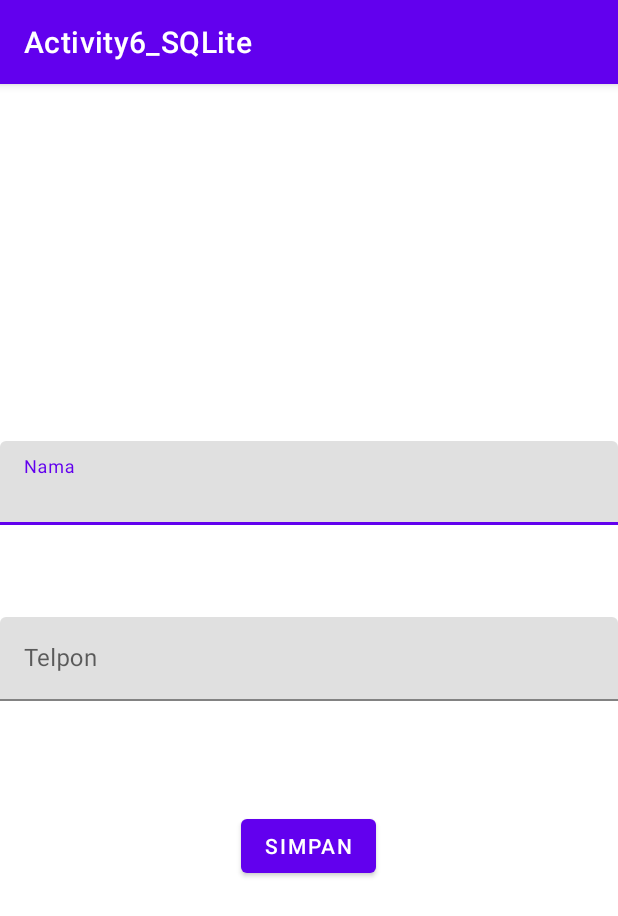
After one commit to dhiastii/Activity_8_PAM, an Android app: the TambahTeman screen opened directly, with no data from a screen before it, on a phone screen of 412 x 824 dp. The commit adds this screen. Shown: the top 916 px of the screen. Run offline under Robolectric (Android 15) with nearby library versions, the phone set to English and light mode, and no system bars; our stand-ins replace Volley; network calls fail.

Commit message:
Activity 8 Menyimpan data dan membaca data menggunakan database MySQL

```diff
--- a/app/build.gradle
+++ b/app/build.gradle
@@ -32,6 +32,8 @@ dependencies {
     implementation 'androidx.appcompat:appcompat:1.4.1'
     implementation 'com.google.android.material:material:1.5.0'
     implementation 'androidx.constraintlayout:constraintlayout:2.1.3'
+    implementation 'com.android.volley:volley:1.2.0'
+    implementation 'com.android.volley:volley:1.2.1'
     testImplementation 'junit:junit:4.13.2'
     androidTestImplementation 'androidx.test.ext:junit:1.1.3'
     androidTestImplementation 'androidx.test.espresso:espresso-core:3.4.0'
--- /dev/null
+++ b/app/src/main/java/com/example/activity6_sqlite/TambahTeman.java
@@ -0,0 +1,95 @@
+package com.example.activity6_sqlite;
+
+import androidx.appcompat.app.AppCompatActivity;
+
+import android.os.Bundle;
+import android.util.Log;
+import android.view.View;
+import android.widget.Button;
+import android.widget.EditText;
+import android.widget.Toast;
+
+import com.android.volley.Request;
+import com.android.volley.RequestQueue;
+import com.android.volley.Response;
+import com.android.volley.VolleyError;
+import com.android.volley.toolbox.StringRequest;
+import com.android.volley.toolbox.Volley;
+
+import org.json.JSONException;
+import org.json.JSONObject;
+
+import java.util.HashMap;
+import java.util.Map;
+
+public class TambahTeman extends AppCompatActivity {
+
+    private EditText editNama, editTelpon;
+    private Button simpanBtn;
+    String nm, tlp;
+    int succes;
+
+    private static String url_insert = "http://10.0.2.2/umyTI/tambahtm.php";
+    private static final String TAG = TambahTeman.class.getSimpleName();
+    private static final String TAG_SUCCES = "succes";
+
+    @Override
+    protected void onCreate(Bundle savedInstanceState) {
+        super.onCreate(savedInstanceState);
+        setContentView(R.layout.activity_tambah_teman);
+
+        editNama = findViewById(R.id.edNama);
+        editTelpon = findViewById(R.id.edTelpon);
+        simpanBtn = findViewById(R.id.btnSimpan);
+
+        simpanBtn.setOnClickListener(new View.OnClickListener() {
+            @Override
+            public void onClick(View view) {
+                SimpanData();
+            }
+        });
+    }
+
+    public void SimpanData() {
+        if (editNama.getText().toString().equals("") || editTelpon.getText().toString().equals("")) {
+            Toast.makeText(TambahTeman.this, "Semua harus diisi data", Toast.LENGTH_SHORT).show();
+        } else {
+            nm = editNama.getText().toString();
+            tlp = editTelpon.getText().toString();
+
+            RequestQueue requestQueue = Volley.newRequestQueue(getApplicationContext());
+            StringRequest strReq = new StringRequest(Request.Method.POST, url_insert, new Response.Listener<String>() {
+                @Override
+                public void onResponse(String response) {
+                    Log.d(TAG, "Response : " + response.toString());
+                    try {
+                        JSONObject jObj = new JSONObject(response);
+                        succes = jObj.getInt(TAG_SUCCES);
+                        if (succes == 1) {
+                            Toast.makeText(TambahTeman.this, "Sukses simpan data", Toast.LENGTH_SHORT).show();
+                        } else {
+                            Toast.makeText(TambahTeman.this, "Gagal", Toast.LENGTH_SHORT).show();
+                        }
+                    } catch (JSONException e) {
+                        e.printStackTrace();
+                    }
+                }
+            }, new Response.ErrorListener() {
+                @Override
+                public void onErrorResponse(VolleyError error) {
+                    Log.e(TAG, "Error : " + error.getMessage());
+                    Toast.makeText(TambahTeman.this, "Gagal simpan data", Toast.LENGTH_SHORT).show();
+                }
+            }) {
+                @Override
+                protected Map<String, String> getParams() {
+                    Map<String, String> params = new HashMap<>();
+                    params.put("nama", nm);
+                    params.put("telpon", tlp);
+                    return params;
+                }
+            };
+            requestQueue.add(strReq);
+        }
+    }
+}
--- /dev/null
+++ b/app/src/main/res/layout/activity_tambah_teman.xml
@@ -0,0 +1,58 @@
+<?xml version="1.0" encoding="utf-8"?>
+<androidx.constraintlayout.widget.ConstraintLayout xmlns:android="http://schemas.android.com/apk/res/android"
+    xmlns:app="http://schemas.android.com/apk/res-auto"
+    xmlns:tools="http://schemas.android.com/tools"
+    android:layout_width="match_parent"
+    android:layout_height="match_parent"
+    tools:context=".TambahTeman">
+
+    <Button
+        android:id="@+id/btnSimpan"
+        android:layout_width="wrap_content"
+        android:layout_height="wrap_content"
+        android:text="Simpan"
+        app:layout_constraintBottom_toBottomOf="parent"
+        app:layout_constraintEnd_toEndOf="parent"
+        app:layout_constraintHorizontal_bias="0.498"
+        app:layout_constraintStart_toStartOf="parent"
+        app:layout_constraintTop_toTopOf="parent"
+        app:layout_constraintVertical_bias="0.672" />
+
+    <com.google.android.material.textfield.TextInputLayout
+        android:id="@+id/textInputLayout"
+        android:layout_width="match_parent"
+        android:layout_height="wrap_content"
+        app:layout_constraintBottom_toBottomOf="parent"
+        app:layout_constraintEnd_toEndOf="parent"
+        app:layout_constraintHorizontal_bias="0.0"
+        app:layout_constraintStart_toStartOf="parent"
+        app:layout_constraintTop_toTopOf="parent"
+        app:layout_constraintVertical_bias="0.334">
+
+        <com.google.android.material.textfield.TextInputEditText
+            android:id="@+id/edNama"
+            android:layout_width="match_parent"
+            android:layout_height="wrap_content"
+            android:hint="Nama"
+            android:inputType="textPersonName" />
+    </com.google.android.material.textfield.TextInputLayout>
+
+    <com.google.android.material.textfield.TextInputLayout
+        android:id="@+id/textInputLayout5"
+        android:layout_width="match_parent"
+        android:layout_height="wrap_content"
+        app:layout_constraintBottom_toBottomOf="parent"
+        app:layout_constraintEnd_toEndOf="parent"
+        app:layout_constraintHorizontal_bias="0.491"
+        app:layout_constraintStart_toStartOf="parent"
+        app:layout_constraintTop_toTopOf="parent"
+        app:layout_constraintVertical_bias="0.499">
+
+        <com.google.android.material.textfield.TextInputEditText
+            android:id="@+id/edTelpon"
+            android:layout_width="match_parent"
+            android:layout_height="wrap_content"
+            android:hint="Telpon"
+            android:inputType="phone" />
+    </com.google.android.material.textfield.TextInputLayout>
+</androidx.constraintlayout.widget.ConstraintLayout>
```
Also changed, not shown: app/src/main/AndroidManifest.xml (+7 -1 lines), app/src/main/java/com/example/activity6_sqlite/MainActivity.java (+58 -15 lines).
